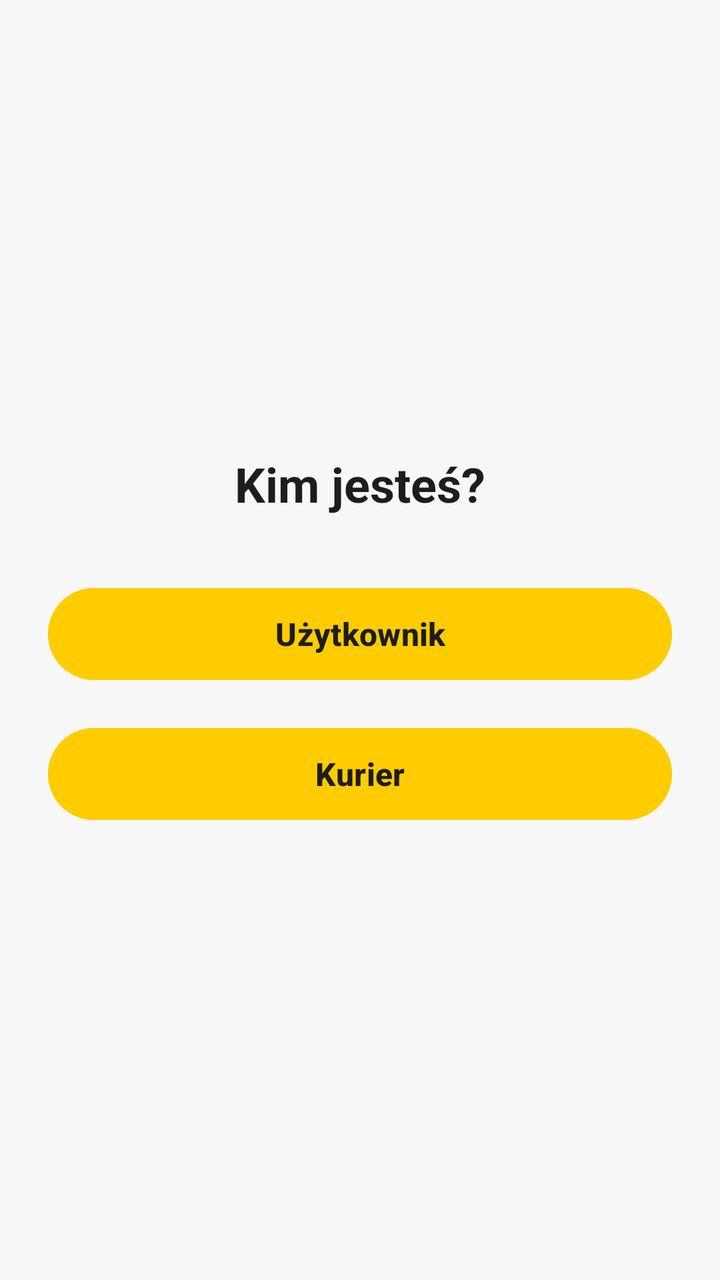
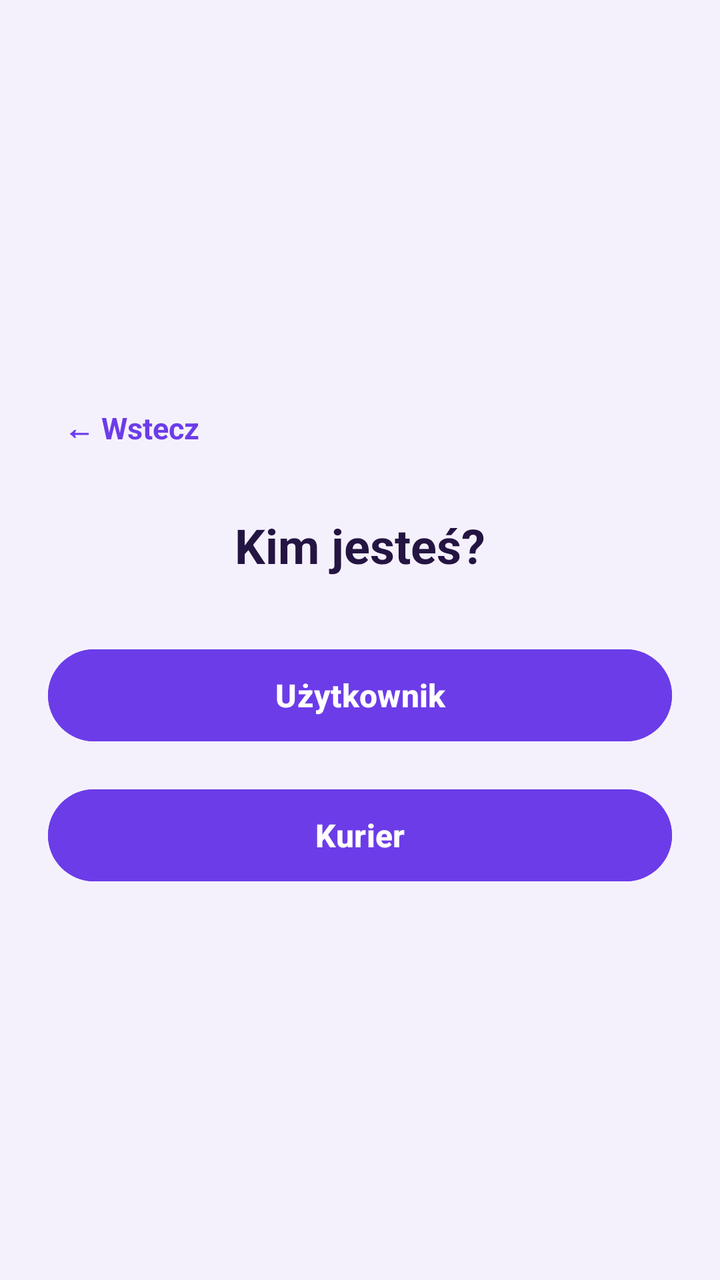

An Android layout rendered at two revisions. The XML below is the earlier revision; the diff shows what the commit changed to produce the second picture.
<!-- AndroidManifest.xml: application theme Theme.DemoEmptyActivity -->
<!-- res/layout/activity_role_selection.xml -->
<?xml version="1.0" encoding="utf-8"?>
<androidx.appcompat.widget.LinearLayoutCompat
        xmlns:android="http://schemas.android.com/apk/res/android"
        xmlns:tools="http://schemas.android.com/tools"
        android:id="@+id/main"
        android:layout_width="match_parent"
        android:layout_height="match_parent"
        android:orientation="vertical"
        android:gravity="center"
        android:padding="24dp"
        android:background="#F7F7F7"
        tools:context=".RoleSelectionActivity">

    <TextView
            android:layout_width="wrap_content"
            android:layout_height="wrap_content"
            android:text="Kim jesteś?"
            android:textSize="24sp"
            android:textStyle="bold"
            android:textColor="#1D1D1B"
            android:layout_marginBottom="32dp" />

    <Button
            android:id="@+id/btnUser"
            android:layout_width="match_parent"
            android:layout_height="54dp"
            android:text="Użytkownik"
            android:textSize="16sp"
            android:textStyle="bold"
            android:textColor="#1D1D1B"
            android:backgroundTint="#FFCC00"
            android:layout_marginBottom="16dp" />

    <Button
            android:id="@+id/btnCourier"
            android:layout_width="match_parent"
            android:layout_height="54dp"
            android:text="Kurier"
            android:textSize="16sp"
            android:textStyle="bold"
            android:textColor="#1D1D1B"
            android:backgroundTint="#FFCC00" />

</androidx.appcompat.widget.LinearLayoutCompat>
<!-- resources referenced by this layout -->
<resources>
  <style name="Theme.DemoEmptyActivity" parent="Base.Theme.DemoEmptyActivity" />
  <style name="Base.Theme.DemoEmptyActivity" parent="Theme.Material3.DayNight.NoActionBar">
          
          
      </style>
</resources>

<!-- the commit's change to res/layout/activity_role_selection.xml (unified diff, before → after) -->
@@ -8,8 +8,22 @@
         android:orientation="vertical"
         android:gravity="center"
         android:padding="24dp"
-        android:background="#F7F7F7"
+        android:background="@color/purple_background"
         tools:context=".RoleSelectionActivity">
+
+    <TextView
+            android:id="@+id/btnBack"
+            android:layout_width="wrap_content"
+            android:layout_height="wrap_content"
+            android:layout_gravity="start"
+            android:text="← Wstecz"
+            android:textColor="@color/purple_primary"
+            android:textSize="15sp"
+            android:textStyle="bold"
+            android:clickable="true"
+            android:focusable="true"
+            android:padding="8dp"
+            android:layout_marginBottom="24dp" />
 
     <TextView
             android:layout_width="wrap_content"
@@ -17,7 +31,7 @@
             android:text="Kim jesteś?"
             android:textSize="24sp"
             android:textStyle="bold"
-            android:textColor="#1D1D1B"
+            android:textColor="@color/text_dark"
             android:layout_marginBottom="32dp" />
 
     <Button
@@ -27,8 +41,8 @@
             android:text="Użytkownik"
             android:textSize="16sp"
             android:textStyle="bold"
-            android:textColor="#1D1D1B"
-            android:backgroundTint="#FFCC00"
+            android:textColor="@color/white"
+            android:backgroundTint="@color/purple_primary"
             android:layout_marginBottom="16dp" />
 
     <Button
@@ -38,7 +52,7 @@
             android:text="Kurier"
             android:textSize="16sp"
             android:textStyle="bold"
-            android:textColor="#1D1D1B"
-            android:backgroundTint="#FFCC00" />
+            android:textColor="@color/white"
+            android:backgroundTint="@color/purple_primary" />
 
 </androidx.appcompat.widget.LinearLayoutCompat>
<!-- resource entries referenced after the edit -->
@@ -1,9 +1,16 @@
 <!-- resources referenced by this layout -->
 <resources>
+  <color name="purple_background">#F5F1FC</color>
+  <color name="purple_primary">#6C3CE9</color>
+  <color name="text_dark">#241442</color>
+  <color name="white">#FFFFFFFF</color>
   <style name="Theme.DemoEmptyActivity" parent="Base.Theme.DemoEmptyActivity" />
   <style name="Base.Theme.DemoEmptyActivity" parent="Theme.Material3.DayNight.NoActionBar">
-          
-          
+          <item name="colorPrimary">@color/purple_primary</item>
+          <item name="colorPrimaryDark">@color/purple_primary_dark</item>
+          <item name="colorOnPrimary">@color/white</item>
+          <item name="android:windowBackground">@color/purple_background</item>
       </style>
+  <color name="purple_primary_dark">#4B2AAE</color>
 </resources>
 
